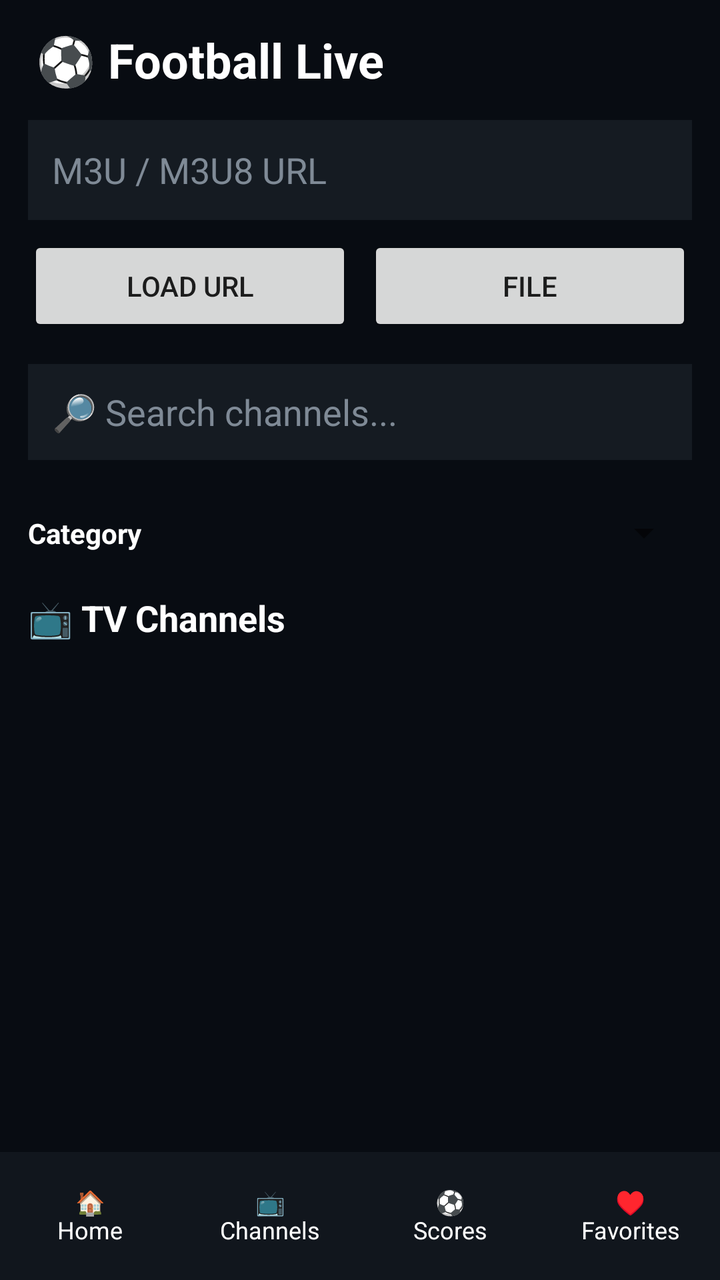
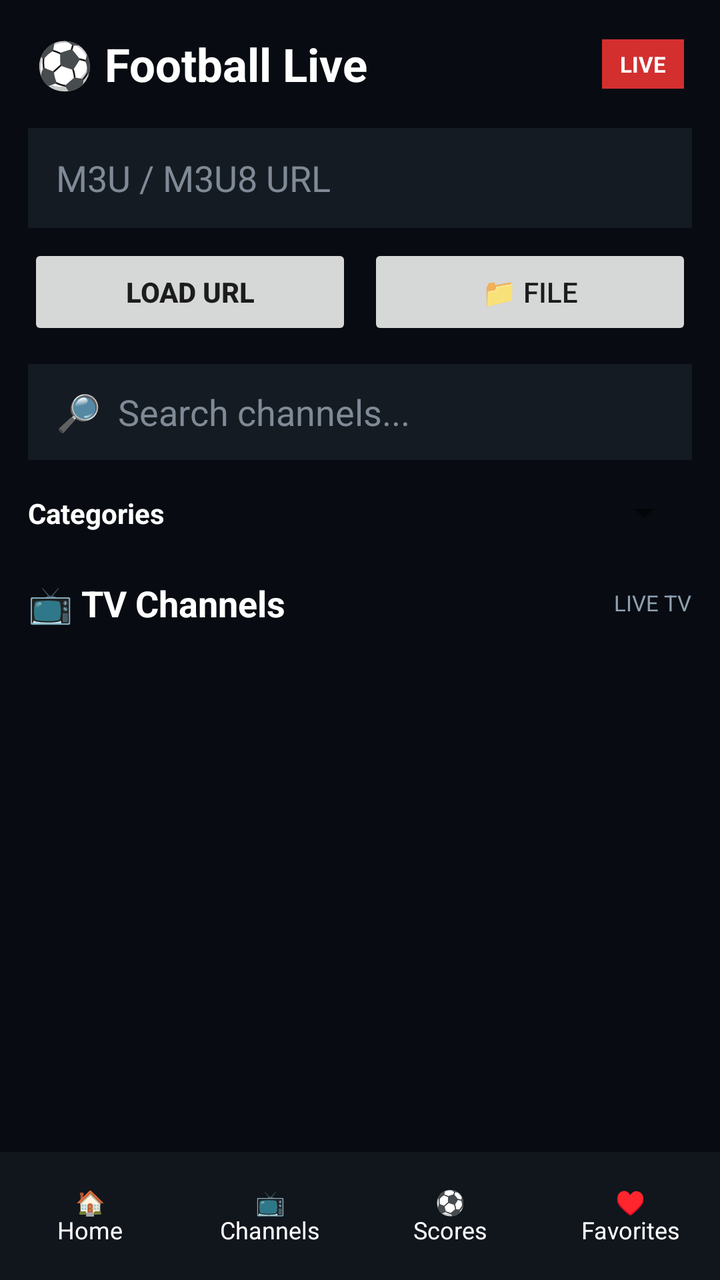

An Android layout rendered at two revisions. The XML below is the earlier revision; the diff shows what the commit changed to produce the second picture.
<!-- AndroidManifest.xml: application theme Theme.FootballLive -->
<!-- res/layout/activity_main.xml -->
<?xml version="1.0" encoding="utf-8"?>
<LinearLayout
    xmlns:android="http://schemas.android.com/apk/res/android"
    android:layout_width="match_parent"
    android:layout_height="match_parent"
    android:orientation="vertical"
    android:background="#080C12">

    <TextView
        android:layout_width="match_parent"
        android:layout_height="60dp"
        android:text="⚽ Football Live"
        android:textColor="#FFFFFF"
        android:textSize="24sp"
        android:textStyle="bold"
        android:gravity="center_vertical"
        android:paddingStart="18dp" />

    <EditText
        android:id="@+id/urlInput"
        android:layout_width="match_parent"
        android:layout_height="50dp"
        android:layout_marginStart="14dp"
        android:layout_marginEnd="14dp"
        android:hint="M3U / M3U8 URL"
        android:textColor="#FFFFFF"
        android:textColorHint="#7F8A96"
        android:inputType="textUri"
        android:singleLine="true"
        android:padding="12dp"
        android:background="#151B22" />

    <LinearLayout
        android:layout_width="match_parent"
        android:layout_height="50dp"
        android:orientation="horizontal"
        android:layout_marginTop="8dp"
        android:paddingStart="14dp"
        android:paddingEnd="14dp">

        <Button
            android:id="@+id/loadButton"
            android:layout_width="0dp"
            android:layout_height="match_parent"
            android:layout_weight="1"
            android:text="LOAD URL" />

        <Button
            android:id="@+id/fileButton"
            android:layout_width="0dp"
            android:layout_height="match_parent"
            android:layout_weight="1"
            android:text="FILE"
            android:layout_marginStart="8dp" />

    </LinearLayout>

    <EditText
        android:id="@+id/searchInput"
        android:layout_width="match_parent"
        android:layout_height="48dp"
        android:layout_margin="14dp"
        android:hint="🔎 Search channels..."
        android:textColor="#FFFFFF"
        android:textColorHint="#7F8A96"
        android:singleLine="true"
        android:padding="12dp"
        android:background="#151B22" />

    <LinearLayout
        android:layout_width="match_parent"
        android:layout_height="45dp"
        android:orientation="horizontal"
        android:gravity="center_vertical"
        android:paddingStart="14dp"
        android:paddingEnd="14dp">

        <TextView
            android:layout_width="wrap_content"
            android:layout_height="wrap_content"
            android:text="Category"
            android:textColor="#FFFFFF"
            android:textStyle="bold"
            android:layout_marginEnd="10dp" />

        <Spinner
            android:id="@+id/categorySpinner"
            android:layout_width="0dp"
            android:layout_height="40dp"
            android:layout_weight="1" />

    </LinearLayout>

    <ProgressBar
        android:id="@+id/progress"
        android:layout_width="wrap_content"
        android:layout_height="wrap_content"
        android:layout_gravity="center"
        android:visibility="gone"
        android:layout_margin="8dp" />

    <TextView
        android:layout_width="match_parent"
        android:layout_height="40dp"
        android:text="📺 TV Channels"
        android:textColor="#FFFFFF"
        android:textSize="18sp"
        android:textStyle="bold"
        android:gravity="center_vertical"
        android:paddingStart="14dp" />

    <GridView
        android:id="@+id/channelGrid"
        android:layout_width="match_parent"
        android:layout_height="0dp"
        android:layout_weight="1"
        android:numColumns="2"
        android:horizontalSpacing="6dp"
        android:verticalSpacing="6dp"
        android:padding="8dp"
        android:stretchMode="columnWidth" />

    <LinearLayout
        android:layout_width="match_parent"
        android:layout_height="64dp"
        android:orientation="horizontal"
        android:background="#11161D"
        android:gravity="center">

        <TextView
            android:id="@+id/navHome"
            android:layout_width="0dp"
            android:layout_height="match_parent"
            android:layout_weight="1"
            android:text="🏠&#10;Home"
            android:textColor="#FFFFFF"
            android:gravity="center"
            android:textSize="12sp"
            android:clickable="true"
            android:focusable="true" />

        <TextView
            android:id="@+id/navChannels"
            android:layout_width="0dp"
            android:layout_height="match_parent"
            android:layout_weight="1"
            android:text="📺&#10;Channels"
            android:textColor="#FFFFFF"
            android:gravity="center"
            android:textSize="12sp"
            android:clickable="true"
            android:focusable="true" />

        <TextView
            android:id="@+id/navScores"
            android:layout_width="0dp"
            android:layout_height="match_parent"
            android:layout_weight="1"
            android:text="⚽&#10;Scores"
            android:textColor="#FFFFFF"
            android:gravity="center"
            android:textSize="12sp"
            android:clickable="true"
            android:focusable="true" />

        <TextView
            android:id="@+id/navFavorites"
            android:layout_width="0dp"
            android:layout_height="match_parent"
            android:layout_weight="1"
            android:text="♥&#10;Favorites"
            android:textColor="#FFFFFF"
            android:gravity="center"
            android:textSize="12sp"
            android:clickable="true"
            android:focusable="true" />

    </LinearLayout>

</LinearLayout>
<!-- resources referenced by this layout -->
<resources>
  <style name="Theme.FootballLive" parent="Theme.AppCompat.DayNight.NoActionBar">
      </style>
</resources>

<!-- the commit's change to res/layout/activity_main.xml (unified diff, before → after) -->
@@ -6,33 +6,67 @@
     android:orientation="vertical"
     android:background="#080C12">
 
-    <TextView
-        android:layout_width="match_parent"
-        android:layout_height="60dp"
-        android:text="⚽ Football Live"
-        android:textColor="#FFFFFF"
-        android:textSize="24sp"
-        android:textStyle="bold"
+    
+    <LinearLayout
+        android:layout_width="match_parent"
+        android:layout_height="64dp"
+        android:orientation="horizontal"
         android:gravity="center_vertical"
-        android:paddingStart="18dp" />
-
-    <EditText
-        android:id="@+id/urlInput"
+        android:paddingStart="18dp"
+        android:paddingEnd="18dp">
+
+        <TextView
+            android:layout_width="0dp"
+            android:layout_height="wrap_content"
+            android:layout_weight="1"
+            android:text="⚽ Football Live"
+            android:textColor="#FFFFFF"
+            android:textSize="23sp"
+            android:textStyle="bold" />
+
+        <TextView
+            android:layout_width="wrap_content"
+            android:layout_height="wrap_content"
+            android:text="LIVE"
+            android:textColor="#FFFFFF"
+            android:textSize="11sp"
+            android:textStyle="bold"
+            android:paddingStart="9dp"
+            android:paddingEnd="9dp"
+            android:paddingTop="5dp"
+            android:paddingBottom="5dp"
+            android:background="#D32F2F" />
+
+    </LinearLayout>
+
+    
+    <LinearLayout
         android:layout_width="match_parent"
         android:layout_height="50dp"
         android:layout_marginStart="14dp"
         android:layout_marginEnd="14dp"
-        android:hint="M3U / M3U8 URL"
-        android:textColor="#FFFFFF"
-        android:textColorHint="#7F8A96"
-        android:inputType="textUri"
-        android:singleLine="true"
-        android:padding="12dp"
-        android:background="#151B22" />
-
-    <LinearLayout
-        android:layout_width="match_parent"
-        android:layout_height="50dp"
+        android:orientation="horizontal">
+
+        <EditText
+            android:id="@+id/urlInput"
+            android:layout_width="0dp"
+            android:layout_height="match_parent"
+            android:layout_weight="1"
+            android:hint="M3U / M3U8 URL"
+            android:textColor="#FFFFFF"
+            android:textColorHint="#7F8A96"
+            android:inputType="textUri"
+            android:singleLine="true"
+            android:paddingStart="14dp"
+            android:paddingEnd="14dp"
+            android:background="#151B22" />
+
+    </LinearLayout>
+
+    
+    <LinearLayout
+        android:layout_width="match_parent"
+        android:layout_height="48dp"
         android:orientation="horizontal"
         android:layout_marginTop="8dp"
         android:paddingStart="14dp"
@@ -43,42 +77,49 @@
             android:layout_width="0dp"
             android:layout_height="match_parent"
             android:layout_weight="1"
-            android:text="LOAD URL" />
+            android:text="LOAD URL"
+            android:textStyle="bold" />
 
         <Button
             android:id="@+id/fileButton"
             android:layout_width="0dp"
             android:layout_height="match_parent"
             android:layout_weight="1"
-            android:text="FILE"
+            android:text="📁 FILE"
             android:layout_marginStart="8dp" />
 
     </LinearLayout>
 
+    
     <EditText
         android:id="@+id/searchInput"
         android:layout_width="match_parent"
         android:layout_height="48dp"
-        android:layout_margin="14dp"
-        android:hint="🔎 Search channels..."
+        android:layout_marginStart="14dp"
+        android:layout_marginEnd="14dp"
+        android:layout_marginTop="12dp"
+        android:hint="🔎  Search channels..."
         android:textColor="#FFFFFF"
         android:textColorHint="#7F8A96"
         android:singleLine="true"
-        android:padding="12dp"
+        android:paddingStart="14dp"
+        android:paddingEnd="14dp"
         android:background="#151B22" />
 
+    
     <LinearLayout
         android:layout_width="match_parent"
         android:layout_height="45dp"
         android:orientation="horizontal"
         android:gravity="center_vertical"
         android:paddingStart="14dp"
-        android:paddingEnd="14dp">
+        android:paddingEnd="14dp"
+        android:layout_marginTop="4dp">
 
         <TextView
             android:layout_width="wrap_content"
             android:layout_height="wrap_content"
-            android:text="Category"
+            android:text="Categories"
             android:textColor="#FFFFFF"
             android:textStyle="bold"
             android:layout_marginEnd="10dp" />
@@ -91,24 +132,43 @@
 
     </LinearLayout>
 
+    
     <ProgressBar
         android:id="@+id/progress"
         android:layout_width="wrap_content"
         android:layout_height="wrap_content"
         android:layout_gravity="center"
         android:visibility="gone"
-        android:layout_margin="8dp" />
-
-    <TextView
-        android:layout_width="match_parent"
-        android:layout_height="40dp"
-        android:text="📺 TV Channels"
-        android:textColor="#FFFFFF"
-        android:textSize="18sp"
-        android:textStyle="bold"
+        android:layout_margin="5dp" />
+
+    
+    <LinearLayout
+        android:layout_width="match_parent"
+        android:layout_height="45dp"
+        android:orientation="horizontal"
         android:gravity="center_vertical"
-        android:paddingStart="14dp" />
-
+        android:paddingStart="14dp"
+        android:paddingEnd="14dp">
+
+        <TextView
+            android:layout_width="0dp"
+            android:layout_height="wrap_content"
+            android:layout_weight="1"
+            android:text="📺 TV Channels"
+            android:textColor="#FFFFFF"
+            android:textSize="18sp"
+            android:textStyle="bold" />
+
+        <TextView
+            android:layout_width="wrap_content"
+            android:layout_height="wrap_content"
+            android:text="LIVE TV"
+            android:textColor="#8FA0B0"
+            android:textSize="11sp" />
+
+    </LinearLayout>
+
+    
     <GridView
         android:id="@+id/channelGrid"
         android:layout_width="match_parent"
@@ -120,6 +180,7 @@
         android:padding="8dp"
         android:stretchMode="columnWidth" />
 
+    
     <LinearLayout
         android:layout_width="match_parent"
         android:layout_height="64dp"
